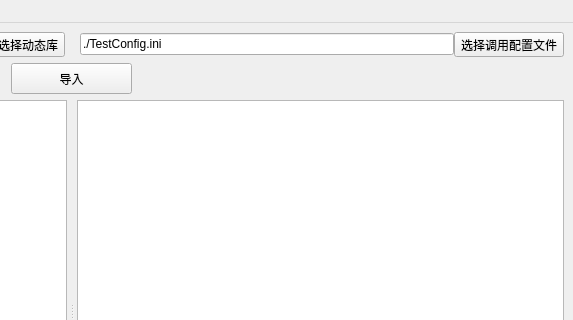
Before: the Qt Designer form mainwindow.ui in Odits/UniversalDemo, drawn with Qt 5; both pictures show x 429 to 1002 and y 0 to 320 of the 1002 by 561 pixel window.
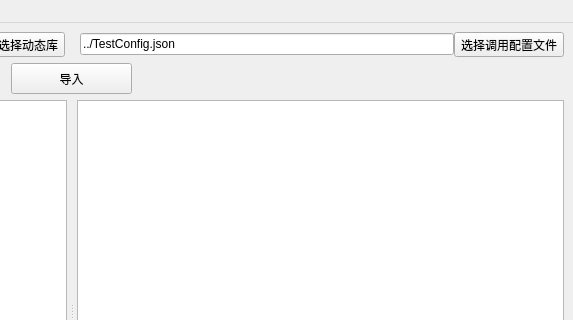
After: the same form once the commit is applied.

What changed in the file:
```diff
--- a/mainwindow.ui
+++ b/mainwindow.ui
@@ -54,7 +54,7 @@
           <item>
            <widget class="QLineEdit" name="ConfigPath">
             <property name="text">
-             <string>./TestConfig.ini</string>
+             <string>../TestConfig.json</string>
             </property>
            </widget>
           </item>
```
Left out of the diff: 2 changed lines with no effect on the pictures.
